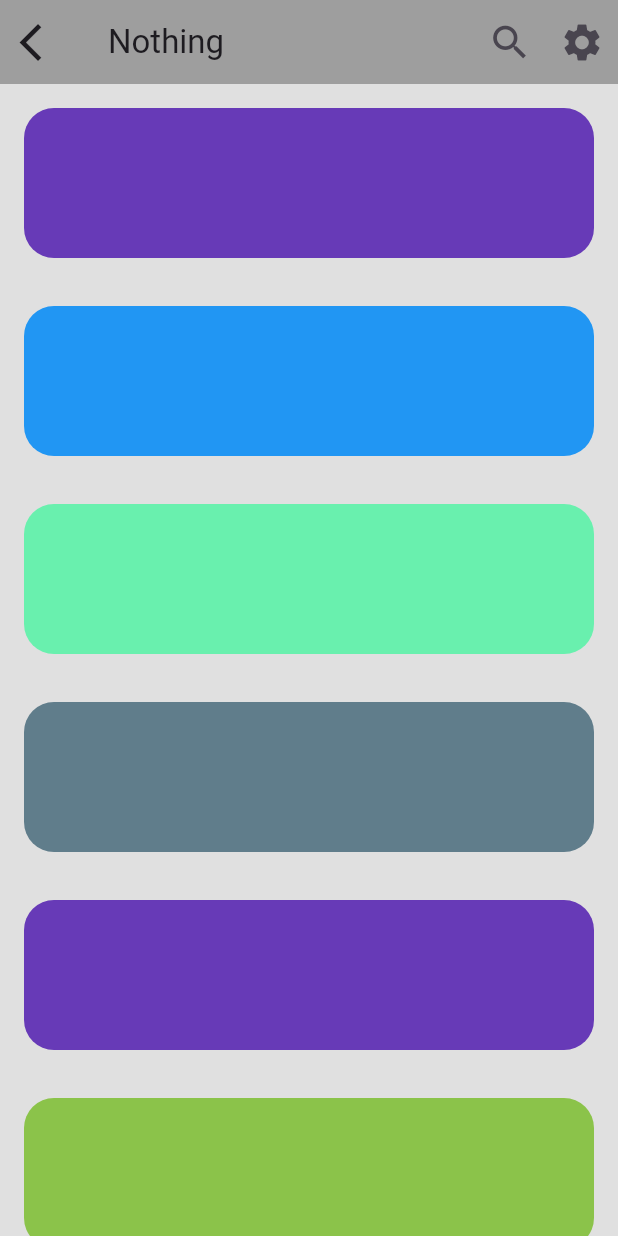
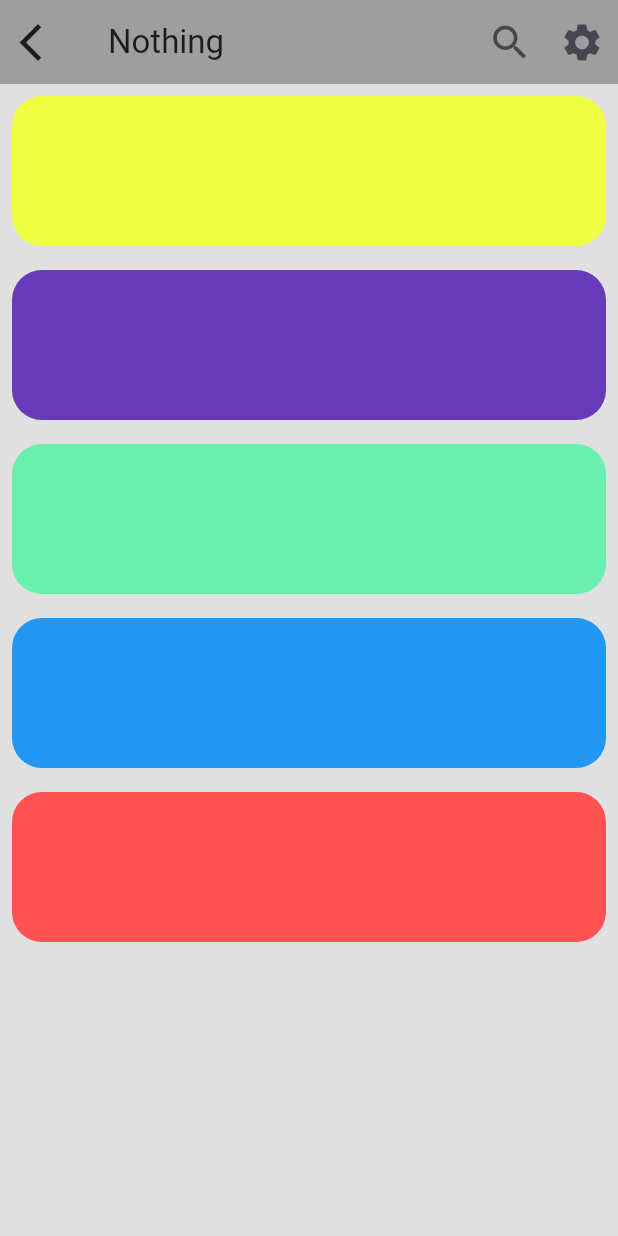
Before and after one commit to saoumiftesham/Pratice, a Flutter app: the screen it shows after launch, on a phone screen of 412 x 824 dp. Run offline on Flutter 3.47's test engine with Material 3 defaults, Android fonts, the phone set to English and light mode, and no system bars.

Commit message:
listview tutorial

```diff
--- a/lib/body.dart
+++ b/lib/body.dart
@@ -5,83 +5,60 @@ class Body extends StatelessWidget {
 
   @override
   Widget build(BuildContext context) {
-    return SingleChildScrollView(
-      child: Column(
-        mainAxisAlignment: MainAxisAlignment.start,
+    return ListView(
       children: [
         Padding(
-            padding: const EdgeInsets.all(16.0),
+          padding: const EdgeInsets.all(8.0),
+          child: Container(
+            height: 100,
+            decoration: BoxDecoration(
+              color: Colors.limeAccent,
+              borderRadius: BorderRadius.circular(20)
 
+            ),
+          ),
+        ),
+        Padding(
+          padding: const EdgeInsets.all(8.0),
           child: Container(
             height: 100,
             decoration: BoxDecoration(
               color: Colors.deepPurple,
-                borderRadius: BorderRadius.circular(20),
+              borderRadius: BorderRadius.circular(20)
             ),
           ),
         ),
         Padding(
-            padding: const EdgeInsets.all(16.0),
+          padding: const EdgeInsets.all(8.0),
+          child: Container(
+            height: 100,
+            decoration: BoxDecoration(
+              color: Colors.greenAccent,
+              borderRadius: BorderRadius.circular(20)
+            ),
+          ),
+        ),
+        Padding(
+          padding: const EdgeInsets.all(8.0),
           child: Container(
             height: 100,
             decoration: BoxDecoration(
               color: Colors.blue,
-                borderRadius: BorderRadius.circular(20),
+              borderRadius: BorderRadius.circular(20)
             ),
           ),
         ),
         Padding(
-            padding: const EdgeInsets.all(16.0),
+          padding: const EdgeInsets.all(8.0),
           child: Container(
             height: 100,
             decoration: BoxDecoration(
-                color: Colors.greenAccent,
-                borderRadius: BorderRadius.circular(20),
+                color: Colors.redAccent,
+                borderRadius: BorderRadius.circular(20)
             ),
           ),
-          ),
-          Padding(
-            padding: const EdgeInsets.all(16.0),
-            child: Container(
-              height: 100,
-              decoration: BoxDecoration(
-                color: Colors.blueGrey,
-                borderRadius: BorderRadius.circular(20),
-              ),
-            ),
-          ),
-          Padding(
-            padding: const EdgeInsets.all(16.0),
-            child: Container(
-              height: 100,
-              decoration: BoxDecoration(
-                color: Colors.deepPurple,
-                borderRadius: BorderRadius.circular(20),
-              ),
-            ),
-          ),
-          Padding(
-            padding: const EdgeInsets.all(16.0),
-            child: Container(
-              height: 100,
-              decoration: BoxDecoration(
-                color: Colors.lightGreen,
-                borderRadius: BorderRadius.circular(20),
-              ),
-            ),
-          ),
-          Padding(
-            padding: const EdgeInsets.all(16.0),
-            child: Container(
-              height: 100,
-              decoration: BoxDecoration(
-                color: Colors.lightBlueAccent,
-                borderRadius: BorderRadius.circular(20),
-              ),
-            ),
-          ),
+        )
       ],
-      ),
     );
   }
 }
```
Lines whose indentation alone changed are shown as unchanged.
